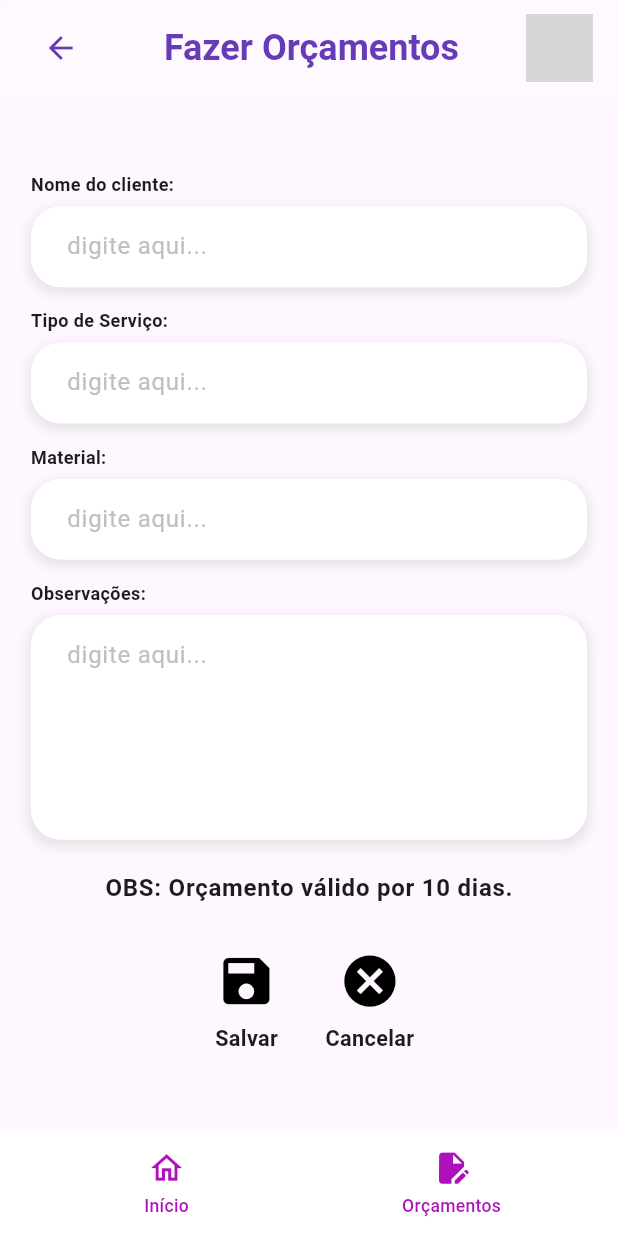
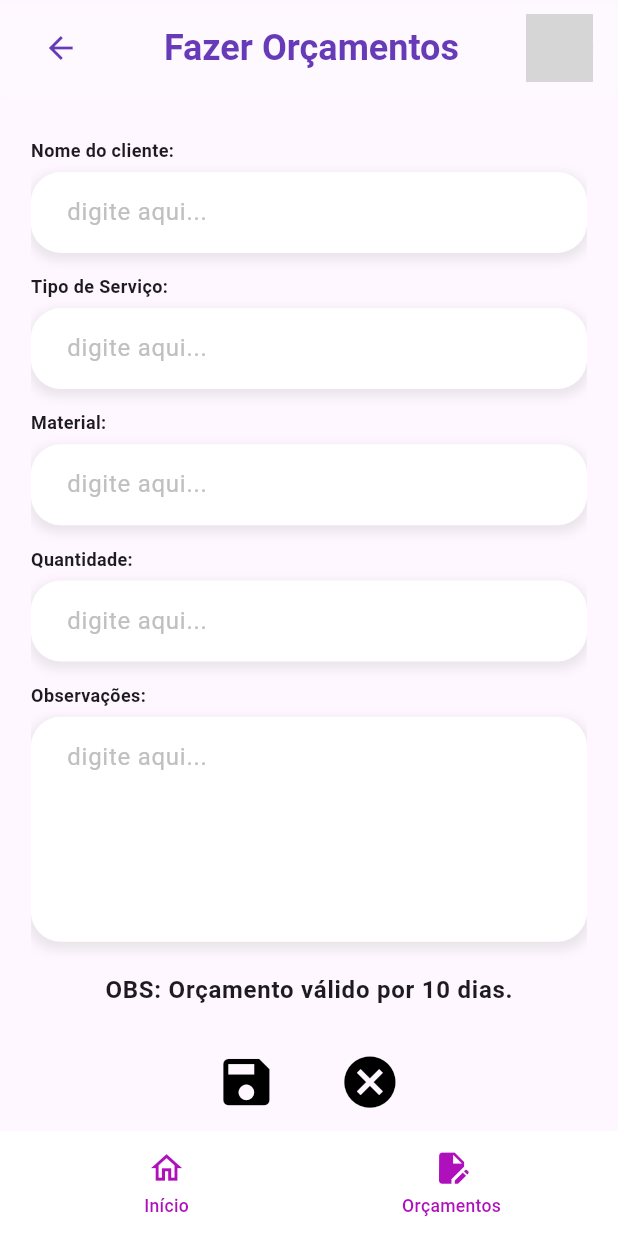
Before and after one commit to josiasgomes/projetofinalflutter, a Flutter app: the FazerOrcamentos screen opened directly, after a tap on the "save" icon, on a phone screen of 412 x 824 dp. Run offline on Flutter 3.47's test engine with Material 3 defaults, Android fonts, the phone set to English and light mode, and no system bars; our stand-ins replace cloud_firestore, firebase_auth, firebase_core, syncfusion_flutter_charts; accounts and stored records are empty; network calls fail; grey boxes are pictures that could not be loaded.

Commit message:
[update]: Acesso ao firestore centralizado e repositoria do orcamento criado; Aplicacao de salvar orcamento iniciada.

```diff
--- a/lib/src/view/CadastroClientes/cadastro_clientes.dart
+++ b/lib/src/view/CadastroClientes/cadastro_clientes.dart
@@ -1,5 +1,5 @@
 import 'package:flutter/material.dart';
-import 'package:myapp/src/database/clientes_repository.dart';
+import 'package:myapp/src/core/database/clientes_repository.dart';
 import 'package:myapp/src/model/cliente.dart';
 // Certifique-se de que os imports dos seus widgets personalizados estão corretos
 import 'package:myapp/widget/app_bar.dart';
--- a/lib/src/view/criar_orcamentos/criar_orcamentos.dart
+++ b/lib/src/view/criar_orcamentos/criar_orcamentos.dart
@@ -1,4 +1,5 @@
 import 'package:flutter/material.dart';
+import 'package:myapp/src/model/orcamento.dart';
 import 'package:myapp/widget/app_bar.dart';
 import 'package:myapp/widget/barra_navegacao_principal.dart';
 import 'package:myapp/widget/campo_label.dart';
@@ -16,6 +17,7 @@ class _FazerOrcamentosState extends State<FazerOrcamentos> {
   final _tipoServicoController = TextEditingController();
   final _materialController = TextEditingController();
   final _observacoesController = TextEditingController();
+  final _quantidadeController = TextEditingController();
 
   @override
   void dispose() {
@@ -23,7 +25,17 @@ class _FazerOrcamentosState extends State<FazerOrcamentos> {
     _tipoServicoController.dispose();
     _materialController.dispose();
     _observacoesController.dispose();
+    _quantidadeController.dispose();
     super.dispose();
+  }
+
+  void _salvarOrcamento() {
+    Orcamento orcamento = Orcamento(
+        name: _nomeClienteController.text,
+        tipoDeServico: _tipoServicoController.text,
+        material: _materialController.text,
+        quantidade: int.parse(_quantidadeController.text),
+        observacoes: _observacoesController.text);
   }
 
   @override
@@ -37,7 +49,8 @@ class _FazerOrcamentosState extends State<FazerOrcamentos> {
         builder: (context, constraints) {
           final double horizontalPadding = constraints.maxWidth * 0.05;
           final double verticalSpacing = constraints.maxHeight * 0.02;
-          final double maxWidth = constraints.maxWidth > 600 ? 600 : constraints.maxWidth;
+          final double maxWidth =
+              constraints.maxWidth > 600 ? 600 : constraints.maxWidth;
 
           return Center(
             child: Container(
@@ -62,6 +75,13 @@ class _FazerOrcamentosState extends State<FazerOrcamentos> {
                     CampoLabel(
                       label: "Material:",
                       placeholder: "digite aqui...",
+                      controller: _quantidadeController,
+                    ),
+                    SizedBox(height: verticalSpacing),
+
+                    CampoLabel(
+                      label: "Quantidade:",
+                      placeholder: "digite aqui...",
                       controller: _materialController,
                     ),
                     SizedBox(height: verticalSpacing),
@@ -84,8 +104,12 @@ class _FazerOrcamentosState extends State<FazerOrcamentos> {
                       spacing: 24.0, // Espaçamento horizontal
                       runSpacing: 10.0, // Espaçamento vertical
                       alignment: WrapAlignment.center,
-                      children: const [
-                        LinhaIcones(label: "Salvar", icon: Icons.save),
+                      children: [
+                        LinhaIcones(
+                          label: "Salvar",
+                          icon: Icons.save,
+                          onPressed: _salvarOrcamento,
+                        ),
                         LinhaIcones(label: "Cancelar", icon: Icons.cancel),
                       ],
                     ),
--- a/lib/src/view/registro/registro_screen.dart
+++ b/lib/src/view/registro/registro_screen.dart
@@ -49,7 +49,8 @@ class _RegisterScreenState extends State<RegisterScreen> {
     try {
       if (name.isNotEmpty && password == confirmPassword) {
         await authService.value.register(email: email, password: password);
-      } else if (password != confirmPassword) {
+      }
+      else if (password != confirmPassword) {
         setState(() {
           errorMessage = 'As senhas não correspondem.';
         });
```
Also changed, not shown: lib/src/core/database/clientes_repository.dart (added, +21 -0 lines), lib/src/core/database/firestore.dart (added, +9 -0 lines), lib/src/core/database/orcamento_repository.dart (added, +21 -0 lines), lib/src/database/clientes_repository.dart (deleted, +0 -24 lines), pubspec.lock.
